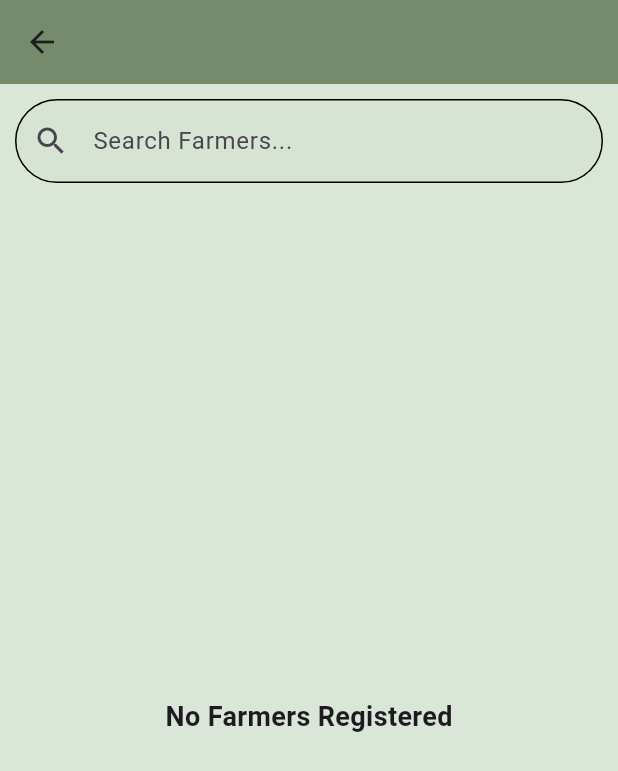
After one commit to farmlink9633/farmlink, a Flutter app: the OfficerHomescreen screen opened directly, on a phone screen of 412 x 824 dp. The commit adds this screen. Shown: the top 771 px of the screen. Run offline on Flutter 3.47's test engine with Material 3 defaults, Android fonts, the phone set to English and light mode, and no system bars; our stand-ins replace google_fonts, image_picker, permission_handler, shared_preferences; accounts and stored records are empty; network calls fail.

Commit message:
officerscreens

```diff
--- a/lib/main.dart
+++ b/lib/main.dart
@@ -21,6 +21,7 @@ class MyApp extends StatelessWidget {
     return MaterialApp(
       debugShowCheckedModeBanner: false,
 
+
       home: Splashscreen()
     );
   }
--- /dev/null
+++ b/lib/officer/officer_homescreen.dart
@@ -0,0 +1,136 @@
+import 'dart:convert';
+import 'dart:io';
+import 'package:farmlink/utils.dart';
+import 'package:flutter/material.dart';
+import 'package:http/http.dart' as http;
+
+class OfficerHomescreen extends StatefulWidget {
+  @override
+  _OfficerHomeScreenState createState() => _OfficerHomeScreenState();
+}
+
+class _OfficerHomeScreenState extends State<OfficerHomescreen> {
+  TextEditingController _searchController = TextEditingController();
+  String searchQuery = "";
+  List<dynamic> farmers = [];
+  List<dynamic> filteredFarmers = [];
+
+  @override
+  void initState() {
+    super.initState();
+    fetchFarmers();
+  }
+
+  Future<void> fetchFarmers() async {
+    try {
+      final response = await http.get(Uri.parse('$baseurl/list_view/'));
+
+      if (response.statusCode == 200) {
+        final data = json.decode(response.body);
+        setState(() {
+          farmers = data['data'];
+          filteredFarmers = farmers;
+        });
+      } else {
+        print('Failed to load farmers');
+      }
+    } catch (e) {
+      print('Error: $e');
+    }
+  }
+
+  void filterFarmers(String query) {
+    setState(() {
+      searchQuery = query;
+      if (query.isEmpty) {
+        filteredFarmers = farmers;
+      } else {
+        filteredFarmers = farmers
+            .where((farmer) =>
+                farmer['id'].toString().contains(query) ||
+                (farmer['methods'] ?? 'Unknown')
+                    .toLowerCase()
+                    .contains(query.toLowerCase()))
+            .toList();
+      }
+    });
+  }
+
+  @override
+  Widget build(BuildContext context) {
+    return Scaffold(
+      backgroundColor: const Color.fromARGB(236, 215, 228, 212),
+      appBar: AppBar(
+        backgroundColor: const Color.fromARGB(255, 116, 140, 107),
+      ),
+      body: Column(
+        children: [
+          Padding(
+            padding: const EdgeInsets.all(10.0),
+            child: TextField(
+              controller: _searchController,
+              onChanged: filterFarmers,
+              decoration: InputDecoration(
+                hintText: 'Search Farmers...',
+                prefixIcon: Icon(Icons.search),
+                suffixIcon: searchQuery.isNotEmpty
+                    ? IconButton(
+                        icon: Icon(Icons.clear, color: Colors.red),
+                        onPressed: () {
+                          setState(() {
+                            _searchController.clear();
+                            searchQuery = "";
+                            filteredFarmers = farmers;
+                          });
+                        },
+                      )
+                    : null,
+                filled: true,
+                fillColor: const Color.fromARGB(236, 215, 228, 212),
+                border: OutlineInputBorder(
+                  borderRadius: BorderRadius.circular(32.0),
+                  borderSide: BorderSide(color: Colors.black), // Set border color to black
+                ),
+                enabledBorder: OutlineInputBorder(
+                  borderRadius: BorderRadius.circular(32.0),
+                  borderSide: BorderSide(color: Colors.black), // Set border color to black
+                ),
+                focusedBorder: OutlineInputBorder(
+                  borderRadius: BorderRadius.circular(32.0),
+                  borderSide: BorderSide(color: Colors.black), // Set border color to black
+                ),
+              ),
+            ),
+          ),
+          Expanded(
+            child: filteredFarmers.isEmpty
+                ? Center(
+                    child: Text(
+                      searchQuery.isEmpty
+                          ? 'No Farmers Registered'
+                          : 'No results for "$searchQuery"',
+                      style:
+                          TextStyle(fontSize: 18, fontWeight: FontWeight.bold),
+                    ),
+                  )
+                : ListView.builder(
+                    itemCount: filteredFarmers.length,
+                    itemBuilder: (context, index) {
+                      final farmer = filteredFarmers[index];
+                      return ListTile(
+                        leading: CircleAvatar(
+                          child: Text(farmer['id'].toString()),
+                        ),
+                        title: Text('ID: ${farmer['id']}'),
+                        subtitle: Text(
+                            'Method: ${farmer['methods'] ?? "Unknown"}'), // Handle null case
+                        trailing: Icon(Icons.arrow_forward_ios),
+                      );
+                    },
+                  ),
+          ),
+        ],
+      ),
+    );
+  }
+}
--- a/lib/utils.dart
+++ b/lib/utils.dart
@@ -1 +1 @@
- String baseurl='https://ceda-59-94-206-57.ngrok-free.app';
+ String baseurl='https://9a0e-117-196-58-124.ngrok-free.app';
```
Also changed, not shown: lib/authscreens/login.dart (+5 -19 lines), lib/farmer/officers_list_screen.dart (+13 -5 lines), lib/officer/officer_notice_add_screen.dart (+5 -3 lines), lib/officer/officer_notice_screen.dart (+8 -3 lines), lib/officer/officer_profile_screen.dart (+59 -59 lines), lib/officer/officerrootscreen.dart (+6 -138 lines).
